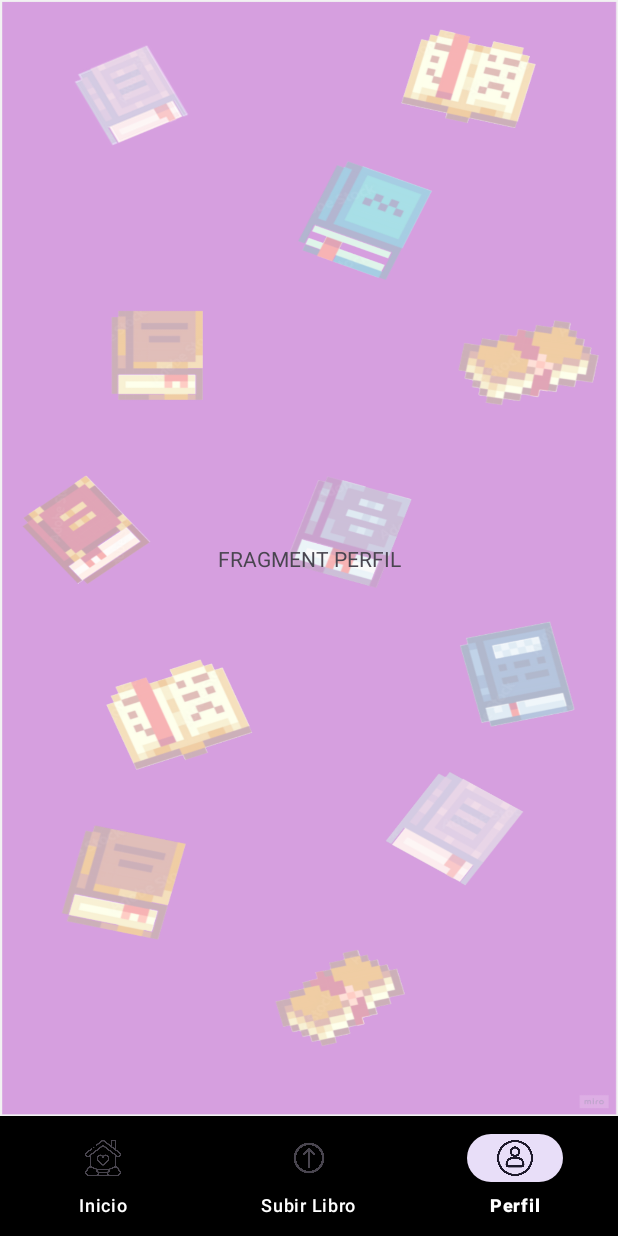
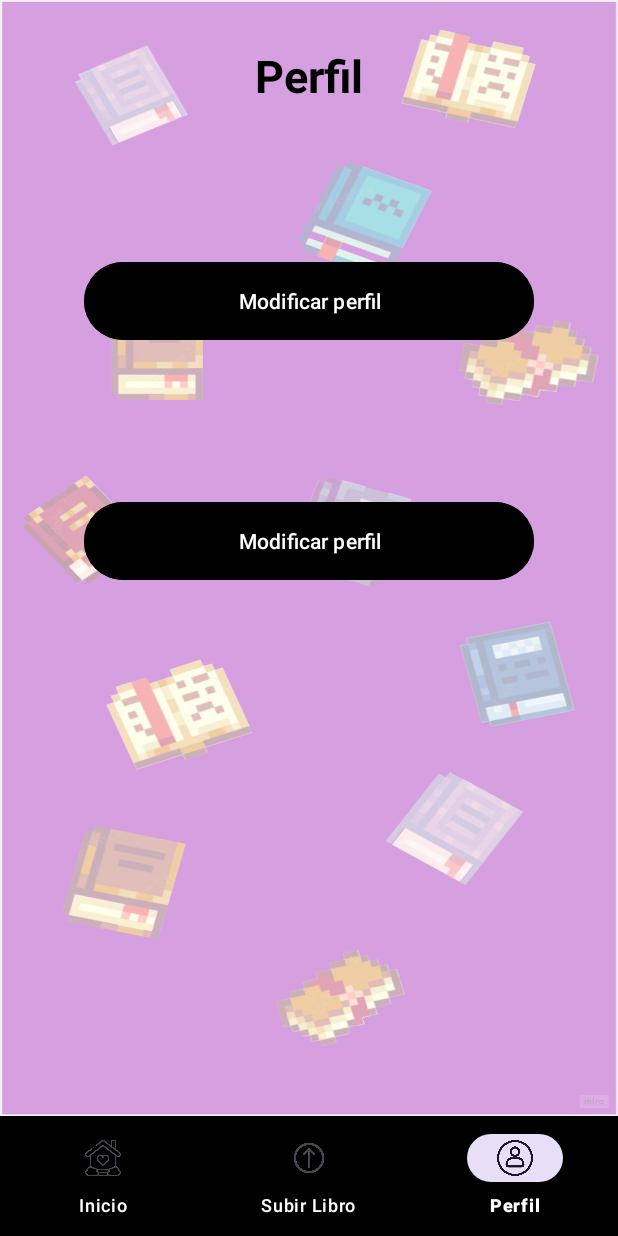
Before and after one commit to FatimaFernandezPonte99/TFC, an Android app: the Menu screen opened directly, with no data from a screen before it, item 3 of the bottom bar chosen, on a phone screen of 412 x 824 dp. Run offline under Robolectric (Android 15) with nearby library versions, the light colour scheme and no system bars; network calls fail.

Commit message:
Creada clase Server para gestionar el manejo del token y el servidor. Creado menú y el esqueleto de los fragments principales, así como conectada la parte de iniciar sesión con el back

```diff
--- a/frontend/app/build.gradle.kts
+++ b/frontend/app/build.gradle.kts
@@ -33,6 +33,7 @@ dependencies {
     implementation("androidx.appcompat:appcompat:1.6.1")
     implementation("com.google.android.material:material:1.9.0")
     implementation("androidx.constraintlayout:constraintlayout:2.1.4")
+    implementation("com.android.volley:volley:1.2.1")
     testImplementation("junit:junit:4.13.2")
     androidTestImplementation("androidx.test.ext:junit:1.1.5")
     androidTestImplementation("androidx.test.espresso:espresso-core:3.5.1")
--- a/frontend/app/src/main/AndroidManifest.xml
+++ b/frontend/app/src/main/AndroidManifest.xml
@@ -2,7 +2,11 @@
 <manifest xmlns:android="http://schemas.android.com/apk/res/android"
     xmlns:tools="http://schemas.android.com/tools">
 
+    <uses-permission android:name="android.permission.INTERNET"/>
+    <uses-permission android:name="android.permission.ACCESS_NETWORK_STATE"/>
+
     <application
+        android:usesCleartextTraffic="true"
         android:allowBackup="true"
         android:dataExtractionRules="@xml/data_extraction_rules"
         android:fullBackupContent="@xml/backup_rules"
--- a/frontend/app/src/main/res/layout/fragment_perfil.xml
+++ b/frontend/app/src/main/res/layout/fragment_perfil.xml
@@ -8,11 +8,38 @@
     <TextView
         android:layout_width="wrap_content"
         android:layout_height="wrap_content"
-        android:text="FRAGMENT PERFIL"
+        android:text="@string/perfil"
         app:layout_constraintTop_toTopOf="parent"
-        app:layout_constraintBottom_toBottomOf="parent"
         app:layout_constraintStart_toStartOf="parent"
         app:layout_constraintEnd_toEndOf="parent"
+        android:layout_marginTop="30dp"
+        android:textStyle="bold"
+        android:textSize="30sp"
+        android:textColor="@color/black"
+        android:id="@+id/titulo_perfil"
         />
 
+    <Button
+        android:layout_width="300dp"
+        android:layout_height="60dp"
+        app:layout_constraintTop_toBottomOf="@id/titulo_perfil"
+        app:layout_constraintStart_toStartOf="parent"
+        app:layout_constraintEnd_toEndOf="parent"
+        android:layout_marginTop="100dp"
+        android:backgroundTint="@color/black"
+        android:text="@string/mod_perfil"
+        android:id="@+id/boton_mod_perfil"
+        />
+
+    <Button
+        android:layout_width="300dp"
+        android:layout_height="60dp"
+        app:layout_constraintTop_toBottomOf="@id/boton_mod_perfil"
+        app:layout_constraintStart_toStartOf="parent"
+        app:layout_constraintEnd_toEndOf="parent"
+        android:layout_marginTop="100dp"
+        android:backgroundTint="@color/black"
+        android:text="@string/mod_perfil"
+        android:id="@+id/boton_historial"
+        />
 </androidx.constraintlayout.widget.ConstraintLayout>
--- a/frontend/app/src/main/res/values/strings.xml
+++ b/frontend/app/src/main/res/values/strings.xml
@@ -11,6 +11,8 @@
     <string name="inicio">Inicio</string>
     <string name="subir_libro">Subir Libro</string>
     <string name="perfil">Perfil</string>
+    <string name="mod_perfil">Modificar perfil</string>
+    <string name="historial">Historial de libros subidos</string>
 
     <!-- TODO: Remove or change this placeholder text -->
     <string name="hello_blank_fragment">Hello blank fragment</string>
```
Also changed, not shown: frontend/app/src/main/java/com/example/bookbuddy/MainActivity.java (+110 -10 lines), frontend/app/src/main/java/com/example/bookbuddy/Server.java (added, +10 -0 lines), frontend/app/src/main/res/layout/activity_main.xml (+4 -4 lines), 34 other files.
